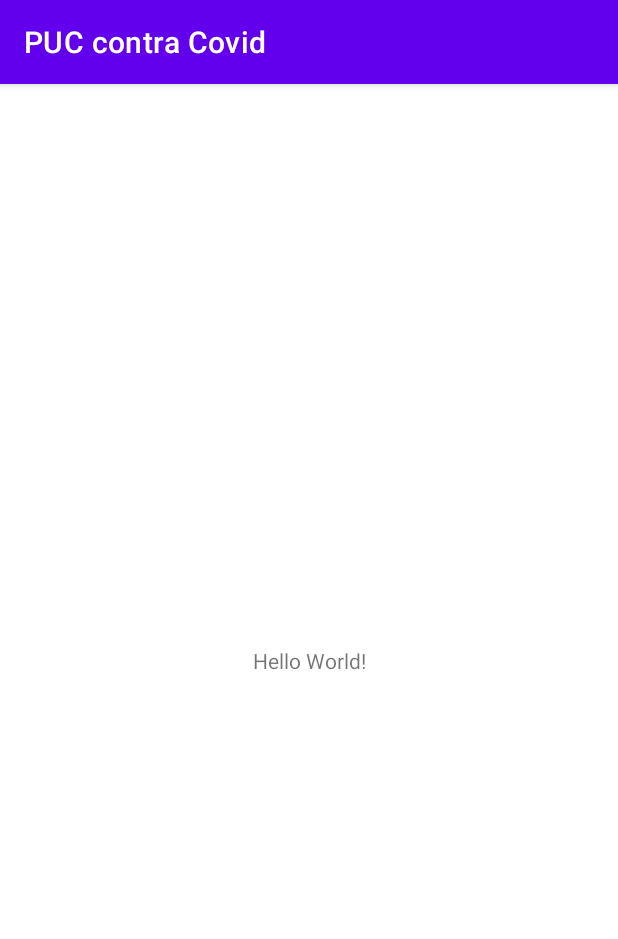
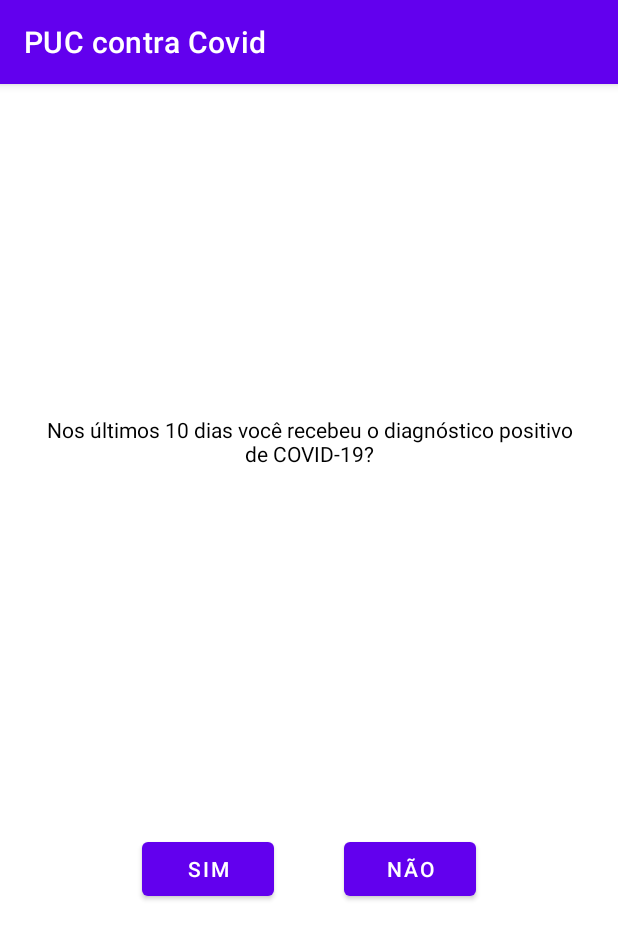
Before and after one commit to angelcomp/PUCcontraCovid, an Android app: the screen it shows after launch (MainActivity), on a phone screen of 412 x 824 dp. Shown: the top 939 px of the screen. Run offline under Robolectric (Android 15) with nearby library versions, the phone set to English and light mode, and no system bars.

Commit message:
adicionado fragments para cada questão, navigation e viewBinding

```diff
--- a/app/build.gradle
+++ b/app/build.gradle
@@ -14,6 +14,10 @@ android {
         versionName "1.0"
 
         testInstrumentationRunner "androidx.test.runner.AndroidJUnitRunner"
+    }
+
+    buildFeatures {
+        viewBinding = true
     }
 
     buildTypes {
@@ -33,6 +37,8 @@ dependencies {
     implementation 'androidx.appcompat:appcompat:1.4.1'
     implementation 'com.google.android.material:material:1.5.0'
     implementation 'androidx.constraintlayout:constraintlayout:2.1.3'
+    implementation 'androidx.legacy:legacy-support-v4:1.0.0'
+    implementation 'androidx.navigation:navigation-fragment:2.3.5'
     testImplementation 'junit:junit:4.+'
     androidTestImplementation 'androidx.test.ext:junit:1.1.3'
     androidTestImplementation 'androidx.test.espresso:espresso-core:3.4.0'
--- /dev/null
+++ b/app/src/main/java/com/angelcomp/puccontracovid/QuestionOneFragment.java
@@ -0,0 +1,37 @@
+package com.angelcomp.puccontracovid;
+
+import android.os.Bundle;
+import android.view.LayoutInflater;
+import android.view.View;
+import android.view.ViewGroup;
+import android.widget.Button;
+import android.widget.TextView;
+
+import androidx.fragment.app.Fragment;
+
+import com.angelcomp.puccontracovid.databinding.FragmentQuestionOneBinding;
+
+public class QuestionOneFragment extends Fragment {
+
+    private FragmentQuestionOneBinding binding;
+    private TextView question;
+    private Button yes;
+    private Button no;
+
+    @Override
+    public View onCreateView(LayoutInflater inflater, ViewGroup container,
+                             Bundle savedInstanceState) {
+
+        binding = FragmentQuestionOneBinding.inflate(inflater, container, false);
+
+        initProperties();
+
+        return binding.getRoot();
+    }
+
+    private void initProperties() {
+        question = binding.question;
+        yes = binding.yes;
+        no = binding.no;
+    }
+}
--- a/app/src/main/res/layout/activity_main.xml
+++ b/app/src/main/res/layout/activity_main.xml
@@ -6,13 +6,12 @@
     android:layout_height="match_parent"
     tools:context=".MainActivity">
 
-    <TextView
-        android:layout_width="wrap_content"
-        android:layout_height="wrap_content"
-        android:text="Hello World!"
-        app:layout_constraintBottom_toBottomOf="parent"
-        app:layout_constraintLeft_toLeftOf="parent"
-        app:layout_constraintRight_toRightOf="parent"
-        app:layout_constraintTop_toTopOf="parent" />
+    <androidx.fragment.app.FragmentContainerView
+        android:id="@+id/navigation"
+        android:name="androidx.navigation.fragment.NavHostFragment"
+        android:layout_width="match_parent"
+        android:layout_height="match_parent"
+        app:defaultNavHost="true"
+        app:navGraph="@navigation/nav_graph" />
 
 </androidx.constraintlayout.widget.ConstraintLayout>
--- /dev/null
+++ b/app/src/main/res/layout/fragment_question_one.xml
@@ -0,0 +1,48 @@
+<?xml version="1.0" encoding="utf-8"?>
+<androidx.constraintlayout.widget.ConstraintLayout xmlns:android="http://schemas.android.com/apk/res/android"
+    xmlns:app="http://schemas.android.com/apk/res-auto"
+    xmlns:tools="http://schemas.android.com/tools"
+    android:layout_width="match_parent"
+    android:layout_height="match_parent"
+    tools:context=".QuestionOneFragment">
+
+    <TextView
+        android:id="@+id/question"
+        android:layout_width="match_parent"
+        android:layout_height="wrap_content"
+        android:layout_margin="23dp"
+        android:autoSizeTextType="uniform"
+        android:text="@string/q1"
+        android:textAlignment="center"
+        android:textColor="@color/black"
+        app:layout_constraintBottom_toTopOf="@+id/linearLayout"
+        app:layout_constraintEnd_toEndOf="parent"
+        app:layout_constraintStart_toStartOf="parent"
+        app:layout_constraintTop_toTopOf="parent" />
+
+    <LinearLayout
+        android:id="@+id/linearLayout"
+        android:layout_width="match_parent"
+        android:layout_height="wrap_content"
+        android:gravity="center"
+        android:orientation="horizontal"
+        app:layout_constraintBottom_toBottomOf="parent"
+        app:layout_constraintEnd_toEndOf="parent"
+        app:layout_constraintStart_toStartOf="parent"
+        app:layout_constraintTop_toBottomOf="@+id/question">
+
+        <Button
+            android:id="@+id/yes"
+            android:layout_width="wrap_content"
+            android:layout_height="wrap_content"
+            android:layout_margin="23dp"
+            android:text="@string/yes" />
+
+        <Button
+            android:id="@+id/no"
+            android:layout_width="wrap_content"
+            android:layout_height="wrap_content"
+            android:layout_margin="23dp"
+            android:text="@string/no" />
+    </LinearLayout>
+</androidx.constraintlayout.widget.ConstraintLayout>
--- /dev/null
+++ b/app/src/main/res/navigation/nav_graph.xml
@@ -0,0 +1,31 @@
+<?xml version="1.0" encoding="utf-8"?>
+<navigation xmlns:android="http://schemas.android.com/apk/res/android"
+    xmlns:app="http://schemas.android.com/apk/res-auto"
+    xmlns:tools="http://schemas.android.com/tools"
+    android:id="@+id/nav_graph"
+    app:startDestination="@id/questionOneFragment">
+
+    <fragment
+        android:id="@+id/questionOneFragment"
+        android:name="com.angelcomp.puccontracovid.QuestionOneFragment"
+        android:label="fragment_question_one"
+        tools:layout="@layout/fragment_question_one" >
+        <action
+            android:id="@+id/action_questionOneFragment_to_questionTwoFragment"
+            app:destination="@id/questionTwoFragment" />
+    </fragment>
+    <fragment
+        android:id="@+id/questionTwoFragment"
+        android:name="com.angelcomp.puccontracovid.QuestionTwoFragment"
+        android:label="fragment_question_two"
+        tools:layout="@layout/fragment_question_two" >
+        <action
+            android:id="@+id/action_questionTwoFragment_to_questionThreeFragment"
+            app:destination="@id/questionThreeFragment" />
+    </fragment>
+    <fragment
+        android:id="@+id/questionThreeFragment"
+        android:name="com.angelcomp.puccontracovid.QuestionThreeFragment"
+        android:label="fragment_question_three"
+        tools:layout="@layout/fragment_question_three" />
+</navigation>
--- a/app/src/main/res/values/strings.xml
+++ b/app/src/main/res/values/strings.xml
@@ -1,3 +1,13 @@
 <resources>
     <string name="app_name">PUC contra Covid</string>
+
+    <string name="yes">Sim</string>
+    <string name="no">Não</string>
+
+    <string name="q1">Nos últimos 10 dias você recebeu o diagnóstico positivo de COVID-19?</string>
+    <string name="q2">Você teve contato com alguma pessoa com diagnóstico positivo de COVID-19 nos últimos 10 dias?</string>
+    <string name="q3">Você apresenta neste momento dois ou mais sintomas listados no aplicativo PUC Mobile?</string>
+
+    <string name="orientation">A Instituição entrará em contato para orientá-lo/a sobre os procedimentos e cuidados com sua saúde</string>
+    <string name="thanks">Obrigado por responder ao questionário</string>
 </resources>
```
Also changed, not shown: app/src/main/java/com/angelcomp/puccontracovid/QuestionThreeFragment.java (added, +36 -0 lines), app/src/main/java/com/angelcomp/puccontracovid/QuestionTwoFragment.java (added, +36 -0 lines), app/src/main/res/layout/fragment_question_three.xml (added, +49 -0 lines), app/src/main/res/layout/fragment_question_two.xml (added, +49 -0 lines).
